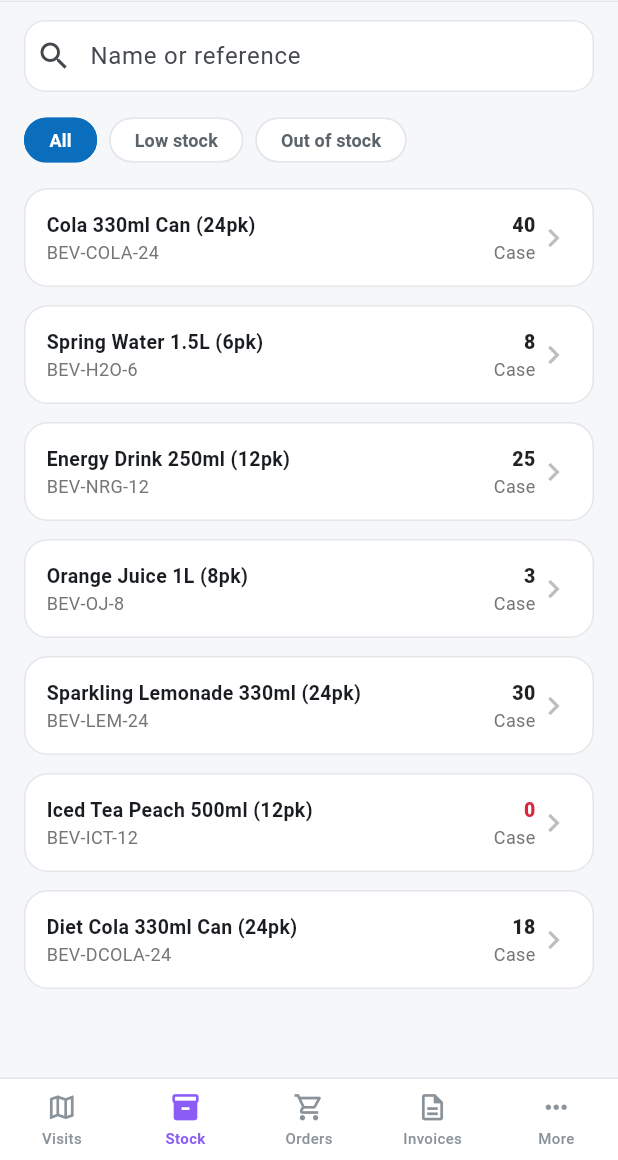
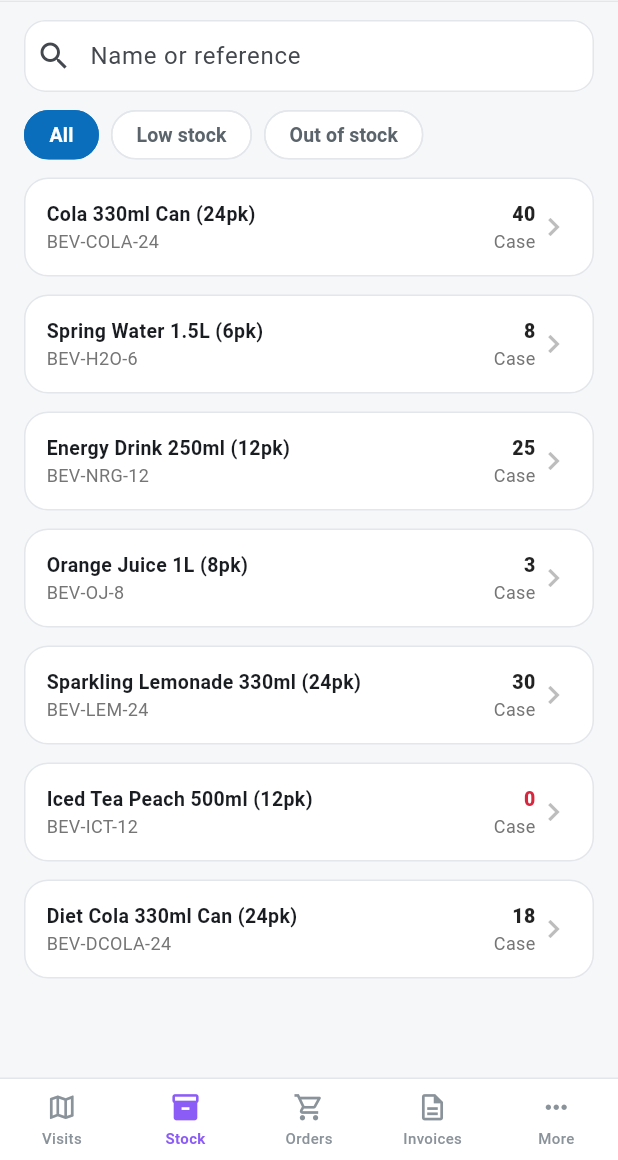
Before and after one commit to hamzatarakhan/sales-app, a Flutter app: the RootShell screen opened directly, item 2 of the bottom bar chosen, on a phone screen of 412 x 824 dp, the part 76-1236 px from its top. Run offline on Flutter 3.47's test engine with Material 3 defaults, Android fonts, the phone set to English and light mode, and no system bars.

Commit message:
Smooth hover on bottom nav tabs; unselected chips match spec exactly
- Bottom nav items now wrapped in Material+InkWell with a per-tab
  tinted hoverColor/splashColor (Flutter's built-in ~200ms fade
  animates this smoothly already -- no custom state needed) and a
  proper web pointer cursor.
- AppChip's unselected style now matches design-system.html's
  .m-chip literally: 16px/8px padding, 13px font (was 12), instead
  of the density-compacted approximation from the earlier size pass.

Co-Authored-By: Claude Sonnet 5 <noreply@anthropic.com>

```diff
--- a/lib/root_shell.dart
+++ b/lib/root_shell.dart
@@ -101,8 +101,22 @@ class _TabItem extends StatelessWidget {
   @override
   Widget build(BuildContext context) {
     final fg = selected ? color : AppColors.textFaint;
-    return InkWell(
+    return Padding(
+      padding: const EdgeInsets.symmetric(vertical: 4, horizontal: 6),
+      child: Material(
+        color: Colors.transparent,
+        child: InkWell(
           onTap: onTap,
+          mouseCursor: SystemMouseCursors.click,
+          borderRadius: BorderRadius.circular(14),
+          hoverColor: color.withOpacity(0.08),
+          splashColor: color.withOpacity(0.12),
+          highlightColor: color.withOpacity(0.1),
+          // InkWell's hover/splash overlays already animate their
+          // opacity in smoothly (Material's default ~200ms fade) --
+          // no custom AnimatedContainer needed for this.
+          child: Padding(
+            padding: const EdgeInsets.symmetric(vertical: 4),
             child: Column(
               mainAxisAlignment: MainAxisAlignment.center,
               children: [
@@ -114,6 +128,9 @@ class _TabItem extends StatelessWidget {
                 ),
               ],
             ),
+          ),
+        ),
+      ),
     );
   }
 }
--- a/lib/widgets/common.dart
+++ b/lib/widgets/common.dart
@@ -153,22 +153,23 @@ class AppChip extends StatelessWidget {
     final isDark = Theme.of(context).brightness == Brightness.dark;
     final border = isDark ? AppColors.dividerDark : AppColors.divider;
     final card = isDark ? AppColors.cardDark : AppColors.card;
-    // design-system.html .m-chip: 8px/16px padding, full pill, weight
-    // 600, and — unlike Badge — always carries a 1px border: the app's
-    // one border token when inactive, the accent color when active.
+    // design-system.html .m-chip, applied literally: padding: 8px 16px;
+    // border-radius: 999px; font-size: 13px; font-weight: 600; border:
+    // 1px solid var(--border); background: var(--surface); color:
+    // var(--text-muted) — and only .active swaps to solid accent fill.
     return ChoiceChip(
       label: Text(label),
       selected: selected,
       onSelected: (_) => onTap(),
       showCheckmark: false,
-      visualDensity: VisualDensity.compact,
-      labelPadding: const EdgeInsets.symmetric(horizontal: 6),
-      padding: const EdgeInsets.symmetric(horizontal: 10, vertical: 2),
+      labelPadding: EdgeInsets.zero,
+      padding: const EdgeInsets.symmetric(horizontal: 16, vertical: 8),
+      materialTapTargetSize: MaterialTapTargetSize.shrinkWrap,
       selectedColor: AppColors.primary,
       labelStyle: TextStyle(
         color: selected ? AppColors.onPrimary : (isDark ? Colors.white70 : AppColors.textMuted),
         fontWeight: FontWeight.w600,
-        fontSize: 12,
+        fontSize: 13,
       ),
       backgroundColor: card,
       shape: RoundedRectangleBorder(borderRadius: BorderRadius.circular(999)),
```
Lines whose indentation alone changed are shown as unchanged.
